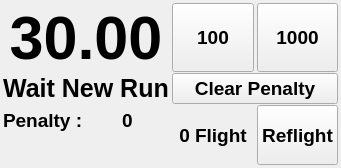
Old version of the form F3FChrono/gui/WChrono.ui in the repository jomarin38/F3FChrono.
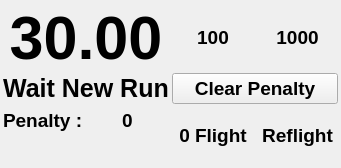
New version of the form.

Commit message: apply background color fix at all buttons apply round border at another buttons in chrono gui

What changed in the file:
```diff
--- a/F3FChrono/gui/WChrono.ui
+++ b/F3FChrono/gui/WChrono.ui
@@ -125,47 +125,7 @@
      </property>
     </widget>
    </item>
-   <item row="0" column="3">
-    <widget class="QPushButton" name="btn_penalty_1000">
-     <property name="sizePolicy">
-      <sizepolicy hsizetype="Expanding" vsizetype="Expanding">
-       <horstretch>0</horstretch>
-       <verstretch>0</verstretch>
-      </sizepolicy>
-     </property>
-     <property name="font">
-      <font>
-       <pointsize>14</pointsize>
-       <weight>75</weight>
-       <bold>true</bold>
-      </font>
-     </property>
-     <property name="text">
-      <string>1000</string>
-     </property>
-    </widget>
-   </item>
-   <item row="0" column="2">
-    <widget class="QPushButton" name="btn_penalty_100">
-     <property name="sizePolicy">
-      <sizepolicy hsizetype="Minimum" vsizetype="Expanding">
-       <horstretch>0</horstretch>
-       <verstretch>0</verstretch>
-      </sizepolicy>
-     </property>
-     <property name="font">
-      <font>
-       <pointsize>14</pointsize>
-       <weight>75</weight>
-       <bold>true</bold>
-      </font>
-     </property>
-     <property name="text">
-      <string>100</string>
-     </property>
-    </widget>
-   </item>
-   <item row="2" column="2" rowspan="3">
+   <item row="2" column="2" rowspan="2">
     <widget class="QLabel" name="nullFlight">
      <property name="sizePolicy">
       <sizepolicy hsizetype="Expanding" vsizetype="Expanding">
@@ -188,7 +148,7 @@
      </property>
     </widget>
    </item>
-   <item row="4" column="0" colspan="2">
+   <item row="3" column="0" colspan="2">
     <widget class="QLabel" name="nullFlightLabel">
      <property name="sizePolicy">
       <sizepolicy hsizetype="Preferred" vsizetype="Preferred">
@@ -211,38 +171,6 @@
      </property>
     </widget>
    </item>
-   <item row="2" column="3" rowspan="3">
-    <widget class="QPushButton" name="Btn_reflight">
-     <property name="sizePolicy">
-      <sizepolicy hsizetype="Minimum" vsizetype="Expanding">
-       <horstretch>0</horstretch>
-       <verstretch>0</verstretch>
-      </sizepolicy>
-     </property>
-     <property name="maximumSize">
-      <size>
-       <width>16777215</width>
-       <height>16777215</height>
-      </size>
-     </property>
-     <property name="font">
-      <font>
-       <pointsize>14</pointsize>
-       <weight>75</weight>
-       <bold>true</bold>
-      </font>
-     </property>
-     <property name="layoutDirection">
-      <enum>Qt::LeftToRight</enum>
-     </property>
-     <property name="text">
-      <string>Reflight</string>
-     </property>
-     <property name="flat">
-      <bool>false</bool>
-     </property>
-    </widget>
-   </item>
    <item row="2" column="0">
     <widget class="QLabel" name="label">
      <property name="font">
@@ -286,6 +214,75 @@
      </property>
     </widget>
    </item>
+   <item row="2" column="3" rowspan="2">
+    <widget class="QLabel" name="reflight">
+     <property name="sizePolicy">
+      <sizepolicy hsizetype="Expanding" vsizetype="Expanding">
+       <horstretch>0</horstretch>
+       <verstretch>0</verstretch>
+      </sizepolicy>
+     </property>
+     <property name="font">
+      <font>
+       <pointsize>14</pointsize>
+       <weight>75</weight>
+       <bold>true</bold>
+      </font>
+     </property>
+     <property name="text">
+      <string>Reflight</string>
+     </property>
+     <property name="alignment">
+      <set>Qt::AlignCenter</set>
+     </property>
+    </widget>
+   </item>
+   <item row="0" column="3">
+    <widget class="QLabel" name="penalty_1000">
+     <property name="sizePolicy">
+      <sizepolicy hsizetype="Expanding" vsizetype="Expanding">
+       <horstretch>0</horstretch>
+       <verstretch>0</verstretch>
+      </sizepolicy>
+     </property>
+     <property name="font">
+      <font>
+       <pointsize>14</pointsize>
+       <weight>75</weight>
+       <bold>true</bold>
+      </font>
+     </property>
+     <property name="text">
+      <string>1000</string>
+     </property>
+     <property name="alignment">
+      <set>Qt::AlignCenter</set>
+     </property>
+    </widget>
+   </item>
+   <item row="0" column="2">
+    <widget class="QLabel" name="penalty_100">
+     <property name="sizePolicy">
+      <sizepolicy hsizetype="Expanding" vsizetype="Expanding">
+       <horstretch>0</horstretch>
+       <verstretch>0</verstretch>
+      </sizepolicy>
+     </property>
+     <property name="font">
+      <font>
+       <pointsize>14</pointsize>
+       <weight>75</weight>
+       <bold>true</bold>
+      </font>
+     </property>
+     <property name="text">
+      <string>100</string>
+     </property>
+     <property name="alignment">
+      <set>Qt::AlignCenter</set>
+     </property>
+    </widget>
+   </item>
   </layout>
  </widget>
  <resources/>
```
The commit also changes 5 other files.
